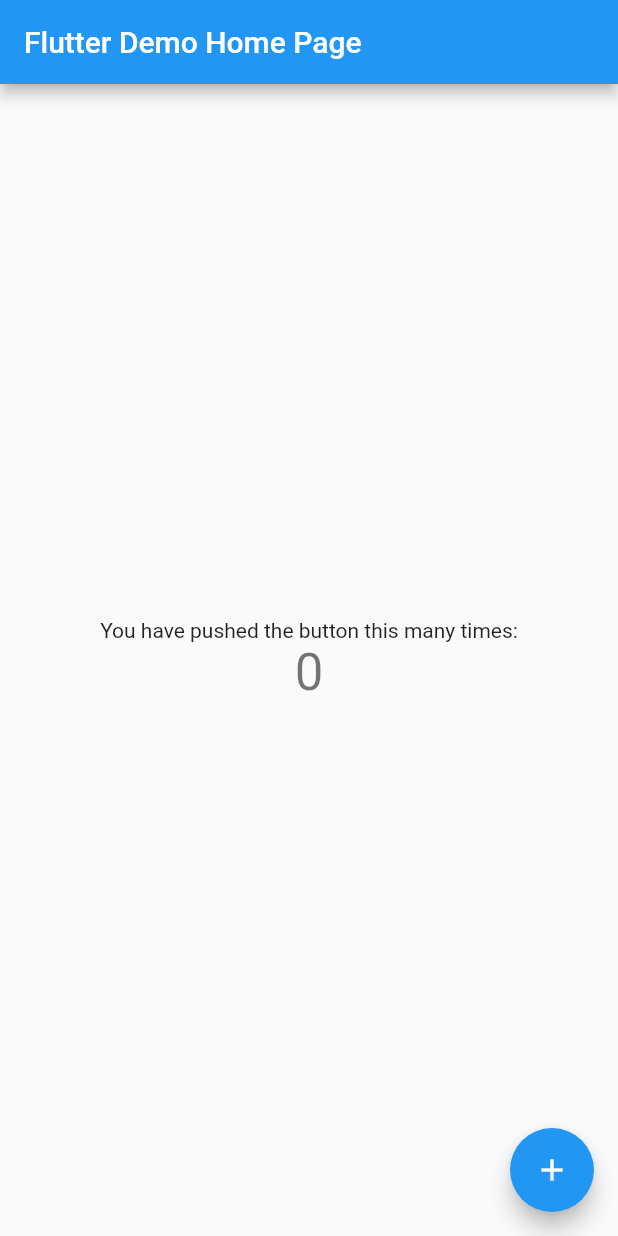
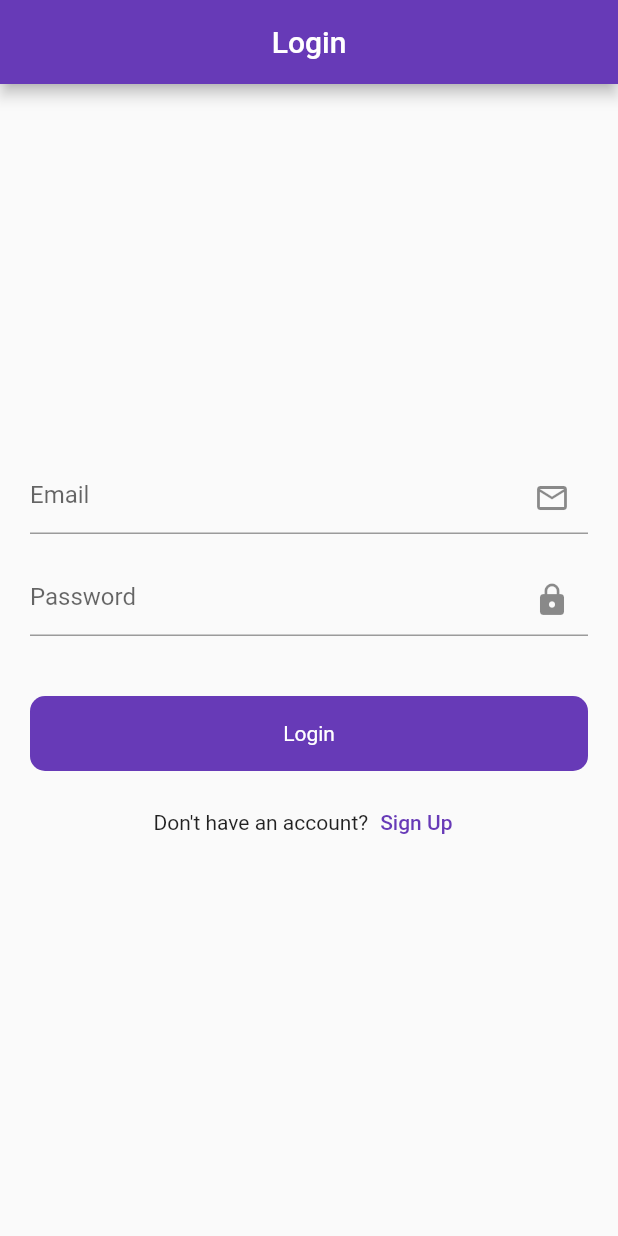
Before and after one commit to harshal0001/firebase, a Flutter app: the screen it shows after launch, on a phone screen of 412 x 824 dp. Run offline on Flutter 3.47's test engine with Material 2 defaults, Android fonts, the phone set to English and light mode, and no system bars; our stand-ins replace firebase_core; accounts and stored records are empty.

Commit message:
splash_screen & login_screen

```diff
--- a/lib/main.dart
+++ b/lib/main.dart
@@ -1,115 +1,23 @@
+import 'package:firebase_app/ui/splash_screen.dart';
+import 'package:firebase_core/firebase_core.dart';
 import 'package:flutter/material.dart';
 
-void main() {
+void main() async {
+  WidgetsFlutterBinding.ensureInitialized();
+  await Firebase.initializeApp();
   runApp(const MyApp());
 }
 
 class MyApp extends StatelessWidget {
   const MyApp({super.key});
-
-  // This widget is the root of your application.
   @override
   Widget build(BuildContext context) {
     return MaterialApp(
       title: 'Flutter Demo',
       theme: ThemeData(
-        // This is the theme of your application.
-        //
-        // Try running your application with "flutter run". You'll see the
-        // application has a blue toolbar. Then, without quitting the app, try
-        // changing the primarySwatch below to Colors.green and then invoke
-        // "hot reload" (press "r" in the console where you ran "flutter run",
-        // or simply save your changes to "hot reload" in a Flutter IDE).
-        // Notice that the counter didn't reset back to zero; the application
-        // is not restarted.
-        primarySwatch: Colors.blue,
+        primarySwatch: Colors.deepPurple,
       ),
-      home: const MyHomePage(title: 'Flutter Demo Home Page'),
+      home: SplashScreen(),
     );
   }
 }
-
-class MyHomePage extends StatefulWidget {
-  const MyHomePage({super.key, required this.title});
-
-  // This widget is the home page of your application. It is stateful, meaning
-  // that it has a State object (defined below) that contains fields that affect
-  // how it looks.
-
-  // This class is the configuration for the state. It holds the values (in this
-  // case the title) provided by the parent (in this case the App widget) and
-  // used by the build method of the State. Fields in a Widget subclass are
-  // always marked "final".
-
-  final String title;
-
-  @override
-  State<MyHomePage> createState() => _MyHomePageState();
-}
-
-class _MyHomePageState extends State<MyHomePage> {
-  int _counter = 0;
-
-  void _incrementCounter() {
-    setState(() {
-      // This call to setState tells the Flutter framework that something has
-      // changed in this State, which causes it to rerun the build method below
-      // so that the display can reflect the updated values. If we changed
-      // _counter without calling setState(), then the build method would not be
-      // called again, and so nothing would appear to happen.
-      _counter++;
-    });
-  }
-
-  @override
-  Widget build(BuildContext context) {
-    // This method is rerun every time setState is called, for instance as done
-    // by the _incrementCounter method above.
-    //
-    // The Flutter framework has been optimized to make rerunning build methods
-    // fast, so that you can just rebuild anything that needs updating rather
-    // than having to individually change instances of widgets.
-    return Scaffold(
-      appBar: AppBar(
-        // Here we take the value from the MyHomePage object that was created by
-        // the App.build method, and use it to set our appbar title.
-        title: Text(widget.title),
-      ),
-      body: Center(
-        // Center is a layout widget. It takes a single child and positions it
-        // in the middle of the parent.
-        child: Column(
-          // Column is also a layout widget. It takes a list of children and
-          // arranges them vertically. By default, it sizes itself to fit its
-          // children horizontally, and tries to be as tall as its parent.
-          //
-          // Invoke "debug painting" (press "p" in the console, choose the
-          // "Toggle Debug Paint" action from the Flutter Inspector in Android
-          // Studio, or the "Toggle Debug Paint" command in Visual Studio Code)
-          // to see the wireframe for each widget.
-          //
-          // Column has various properties to control how it sizes itself and
-          // how it positions its children. Here we use mainAxisAlignment to
-          // center the children vertically; the main axis here is the vertical
-          // axis because Columns are vertical (the cross axis would be
-          // horizontal).
-          mainAxisAlignment: MainAxisAlignment.center,
-          children: <Widget>[
-            const Text(
-              'You have pushed the button this many times:',
-            ),
-            Text(
-              '$_counter',
-              style: Theme.of(context).textTheme.headlineMedium,
-            ),
-          ],
-        ),
-      ),
-      floatingActionButton: FloatingActionButton(
-        onPressed: _incrementCounter,
-        tooltip: 'Increment',
-        child: const Icon(Icons.add),
-      ), // This trailing comma makes auto-formatting nicer for build methods.
-    );
-  }
-}
--- /dev/null
+++ b/lib/ui/auth/login_screen.dart
@@ -0,0 +1,98 @@
+import 'package:firebase_app/widgets/round_button.dart';
+import 'package:flutter/material.dart';
+
+class LoginScreen extends StatefulWidget {
+  const LoginScreen({super.key});
+
+  @override
+  State<LoginScreen> createState() => _LoginScreenState();
+}
+
+class _LoginScreenState extends State<LoginScreen> {
+  final _formKey = GlobalKey<FormState>();
+  final emailControllor = TextEditingController();
+  final passwordControllor = TextEditingController();
+
+  @override
+  void dispose() {
+    // TODO: implement dispose
+    super.dispose();
+    emailControllor.dispose();
+    passwordControllor.dispose();
+  }
+
+  @override
+  Widget build(BuildContext context) {
+    return Scaffold(
+      appBar: AppBar(
+        automaticallyImplyLeading: false,
+        centerTitle: true,
+        title: Text("Login"),
+      ),
+      body: Padding(
+        padding: const EdgeInsets.symmetric(horizontal: 20),
+        child: Column(
+          mainAxisAlignment: MainAxisAlignment.center,
+          crossAxisAlignment: CrossAxisAlignment.center,
+          children: [
+            Form(
+              key: _formKey,
+              child: Column(
+                children: [
+                  TextFormField(
+                    keyboardType: TextInputType.emailAddress,
+                    controller: emailControllor,
+                    decoration: const InputDecoration(
+                      hintText: 'Email',
+                      suffixIcon: Icon(Icons.email_outlined),
+                    ),
+                    validator: (value) {
+                      if (value!.isEmpty) {
+                        print("--------");
+                        return 'Enter an email';
+                      }
+                      return null;
+                    },
+                  ),
+                  const SizedBox(height: 20),
+                  TextFormField(
+                    controller: passwordControllor,
+                    obscureText: true,
+                    decoration: const InputDecoration(
+                      hintText: 'Password',
+                      suffixIcon: Icon(Icons.lock),
+                    ),
+                    validator: (value) {
+                      if (value!.isEmpty) {
+                        return 'Enter a password';
+                      }
+                      return null;
+                    },
+                  ),
+                  const SizedBox(height: 40),
+                ],
+              ),
+            ),
+            RoundButton(
+              title: "Login",
+              onTap: () {
+                if (_formKey.currentState!.validate()) {}
+              },
+            ),
+            const SizedBox(height: 10),
+            Row(
+              mainAxisAlignment: MainAxisAlignment.center,
+              children: [
+                Text("Don't have an account?"),
+                TextButton(
+                  onPressed: () {},
+                  child: Text("Sign Up"),
+                ),
+              ],
+            ),
+          ],
+        ),
+      ),
+    );
+  }
+}
--- /dev/null
+++ b/lib/widgets/round_button.dart
@@ -0,0 +1,27 @@
+import 'package:flutter/material.dart';
+
+class RoundButton extends StatelessWidget {
+  final String title;
+  final VoidCallback onTap;
+  const RoundButton({super.key, required this.title, required this.onTap});
+
+  @override
+  Widget build(BuildContext context) {
+    return InkWell(
+      onTap: onTap,
+      child: Container(
+        height: 50,
+        decoration: BoxDecoration(
+            color: Colors.deepPurple, borderRadius: BorderRadius.circular(10)),
+        child: Center(
+          child: Text(
+            title,
+            style: TextStyle(
+              color: Colors.white,
+            ),
+          ),
+        ),
+      ),
+    );
+  }
+}
--- a/pubspec.yaml
+++ b/pubspec.yaml
@@ -35,6 +35,11 @@ dependencies:
   # The following adds the Cupertino Icons font to your application.
   # Use with the CupertinoIcons class for iOS style icons.
   cupertino_icons: ^1.0.2
+  firebase_core: ^2.12.0
+  firebase_auth: ^4.6.0
+  firebase_storage: ^11.2.0
+  cloud_firestore: ^4.7.0
+  fluttertoast: ^8.2.1
 
 dev_dependencies:
   flutter_test:
```
Also changed, not shown: lib/firebase_services/splash_services.dart (added, +20 -0 lines), lib/ui/splash_screen.dart (added, +35 -0 lines), pubspec.lock, 3 other files.
